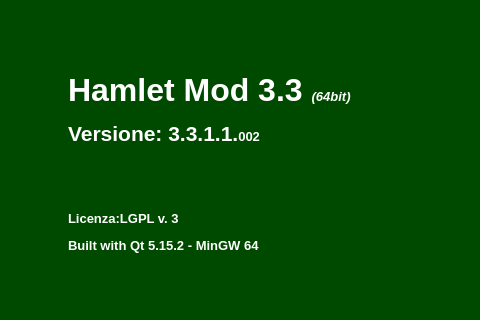
fblabs/hamlet-mod-sancon, file mainwindow.ui: the form before one commit; both pictures show x 429 to 909 and y 0 to 320 of the 1156 by 831 pixel window.
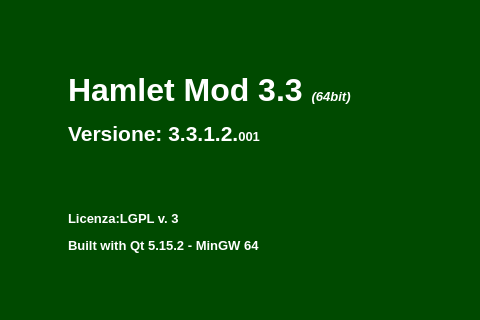
The form after the commit. Icons and pictures are not drawn.

Patch:
```diff
--- a/mainwindow.ui
+++ b/mainwindow.ui
@@ -531,7 +531,7 @@
          <enum>QFrame::NoFrame</enum>
         </property>
         <property name="text">
-         <string>&lt;html&gt;&lt;head/&gt;&lt;body&gt;&lt;p&gt;&lt;span style=&quot; font-size:24pt; font-weight:600;&quot;&gt;Hamlet Mod 3.3 &lt;/span&gt;&lt;span style=&quot; font-size:10pt; font-weight:600; font-style:italic;&quot;&gt;(64bit)&lt;/span&gt;&lt;/p&gt;&lt;p&gt;&lt;span style=&quot; font-size:16pt; font-weight:600;&quot;&gt;Versione: 3.3.1.1.&lt;/span&gt;&lt;span style=&quot; font-size:10pt; font-weight:600;&quot;&gt;002&lt;/span&gt;&lt;br/&gt;&lt;/p&gt;&lt;p&gt;&lt;br/&gt;&lt;/p&gt;&lt;p&gt;&lt;span style=&quot; font-size:10pt; font-weight:600;&quot;&gt;Licenza:LGPL v. 3&lt;/span&gt;&lt;/p&gt;&lt;p&gt;&lt;span style=&quot; font-size:10pt; font-weight:600;&quot;&gt;Built with Qt 5.15.2 - MinGW 64&lt;/span&gt;&lt;/p&gt;&lt;p&gt;&lt;br/&gt;&lt;/p&gt;&lt;p&gt;&lt;br/&gt;&lt;/p&gt;&lt;p&gt;&lt;span style=&quot; font-size:10pt;&quot;&gt;© FBLABS 2015-2022&lt;/span&gt;&lt;/p&gt;&lt;p&gt;&lt;a href=&quot;https://github.com/fblabs/hamlet-mod-sancon/tree/master&quot;&gt;&lt;span style=&quot; text-decoration: underline; color:#007af4;&quot;&gt;Sorgenti (github)&lt;/span&gt;&lt;/a&gt;&lt;/p&gt;&lt;/body&gt;&lt;/html&gt;</string>
+         <string>&lt;html&gt;&lt;head/&gt;&lt;body&gt;&lt;p&gt;&lt;span style=&quot; font-size:24pt; font-weight:600;&quot;&gt;Hamlet Mod 3.3 &lt;/span&gt;&lt;span style=&quot; font-size:10pt; font-weight:600; font-style:italic;&quot;&gt;(64bit)&lt;/span&gt;&lt;/p&gt;&lt;p&gt;&lt;span style=&quot; font-size:16pt; font-weight:600;&quot;&gt;Versione: 3.3.1.2.&lt;/span&gt;&lt;span style=&quot; font-size:10pt; font-weight:600;&quot;&gt;001&lt;/span&gt;&lt;br/&gt;&lt;/p&gt;&lt;p&gt;&lt;br/&gt;&lt;/p&gt;&lt;p&gt;&lt;span style=&quot; font-size:10pt; font-weight:600;&quot;&gt;Licenza:LGPL v. 3&lt;/span&gt;&lt;/p&gt;&lt;p&gt;&lt;span style=&quot; font-size:10pt; font-weight:600;&quot;&gt;Built with Qt 5.15.2 - MinGW 64&lt;/span&gt;&lt;/p&gt;&lt;p&gt;&lt;br/&gt;&lt;/p&gt;&lt;p&gt;&lt;br/&gt;&lt;/p&gt;&lt;p&gt;&lt;span style=&quot; font-size:10pt;&quot;&gt;© FBLABS 2015-2022&lt;/span&gt;&lt;/p&gt;&lt;p&gt;&lt;a href=&quot;https://github.com/fblabs/hamlet-mod-sancon/tree/master&quot;&gt;&lt;span style=&quot; text-decoration: underline; color:#007af4;&quot;&gt;Sorgenti (github)&lt;/span&gt;&lt;/a&gt;&lt;/p&gt;&lt;/body&gt;&lt;/html&gt;</string>
         </property>
         <property name="scaledContents">
          <bool>false</bool>
```
